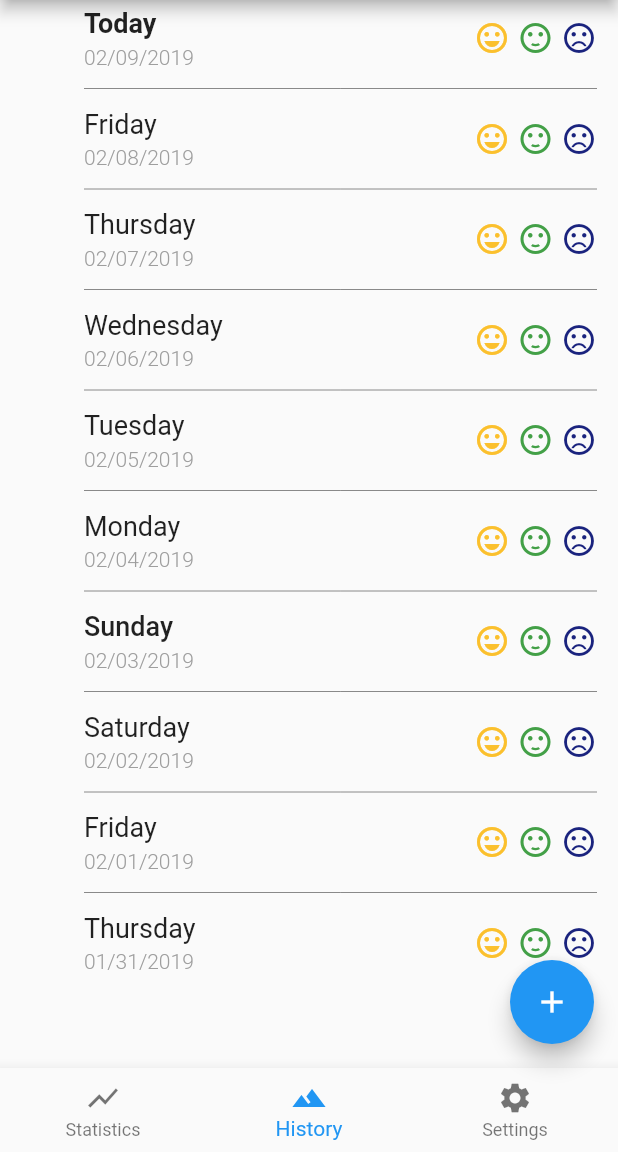
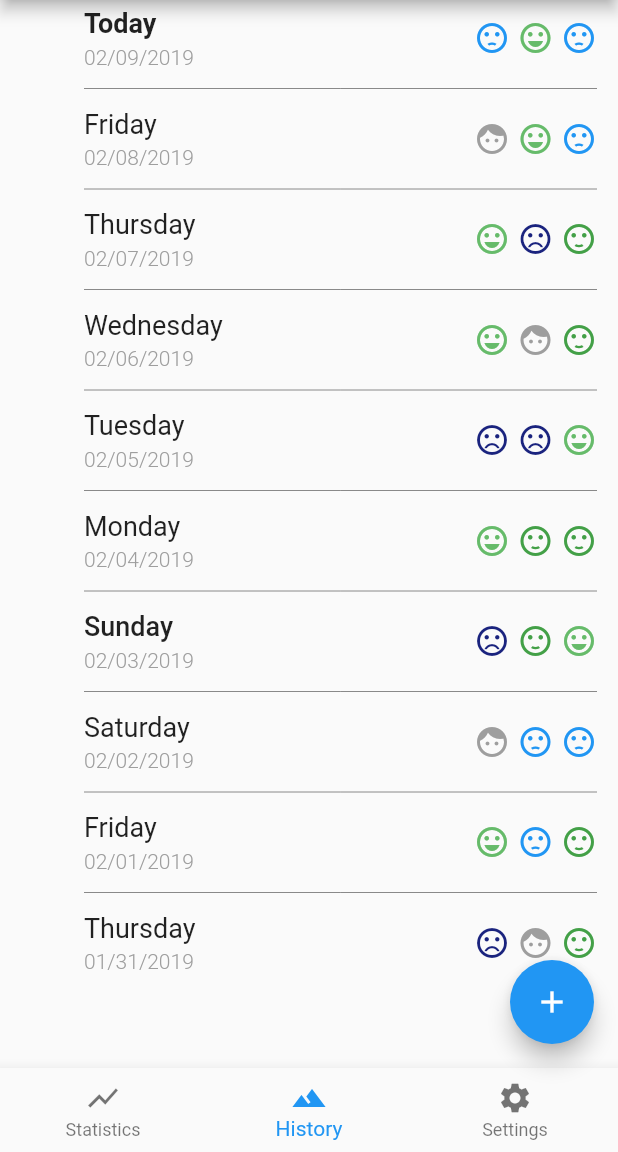
Before and after one commit to Visiting4776/simplemoodtracker, a Flutter app: the screen it shows after launch, on a phone screen of 412 x 824 dp, the part 84-1236 px from its top. Run offline on Flutter 3.47's test engine with Material 2 defaults, Android fonts, the phone set to English and light mode, and no system bars.

Commit message:
Updated generateListEntry() method to accurately reflect mood score

```diff
--- a/lib/moodentry.dart
+++ b/lib/moodentry.dart
@@ -37,16 +37,43 @@ class MoodEntry /*implements Comparable*/{
 }
 
 class MoodEntryDay {
+
+  static List moods = [
+    {'label': 'Very Bad',
+      'icon': Icons.sentiment_very_dissatisfied,
+      'color': Colors.indigo[900],
+    },
+    {'label': 'Bad',
+      'icon': Icons.sentiment_dissatisfied,
+      'color': Colors.blue,
+    },
+    {'label': 'Moderate',
+      'icon': Icons.face,
+      'color': Colors.grey,
+    },
+    {'label': 'Good',
+      'icon': Icons.sentiment_satisfied,
+      'color': Colors.green[600],
+    },
+    {'label': 'Very Good',
+      'icon': Icons.sentiment_very_satisfied,
+      'color': Colors.green[400],
+    },
+  ];
+
   DateTime _day;
-  List<MoodEntry> _entries;
+  List _entries;
 
   MoodEntryDay(DateTime day){
     this._day = day;
+    this._entries = [];
     //print("A new moodentryday was generated on $day");
   }
 
   void addMoodEntry(DateTime time, int score){
-
+    this._entries.add(
+      new MoodEntry(time, score)
+    );
   }
 
   Widget generateListEntry(){
@@ -63,10 +90,7 @@ class MoodEntryDay {
       label = 'Today';
     }
 
-    return Container(
-      padding: const EdgeInsets.only(top: 5, bottom: 5),
-      child: Row(
-        children: <Widget>[
+    List<Widget> rowChildren = [
       Expanded(
         child: Column(
           crossAxisAlignment: CrossAxisAlignment.start,
@@ -92,29 +116,26 @@ class MoodEntryDay {
           ],
         ),
       ),
-
-          Container(
+    ];
+    print(this._entries.length);
+    for(int i=0, score; i<3; i++){
+      score = this._entries[i].score;
+      Container iconContainer = Container(
         padding: EdgeInsets.only(left: 5),
         child: Icon(
-              Icons.sentiment_very_satisfied,
-              color: Colors.yellow[700],
+          moods[score]['icon'],
+          color: moods[score]['color'],
         ),
-          ),
-          Container(
-            padding: EdgeInsets.only(left: 5),
-            child: Icon(
-              Icons.sentiment_satisfied,
-              color: Colors.green[600],
-            ),
-          ),
-          Container(
-            padding: EdgeInsets.only(left: 5),
-            child: Icon(
-              Icons.sentiment_very_dissatisfied,
-              color: Colors.indigo[900],
-            ),
-          ),
-        ],
+      );
+
+      rowChildren.add(iconContainer);
+    };
+
+
+    return Container(
+      padding: const EdgeInsets.only(top: 5, bottom: 5),
+      child: Row(
+        children: rowChildren,
       ),
     );
   }
```
Also changed, not shown: 5 other files. Lines whose indentation alone changed are shown as unchanged.
